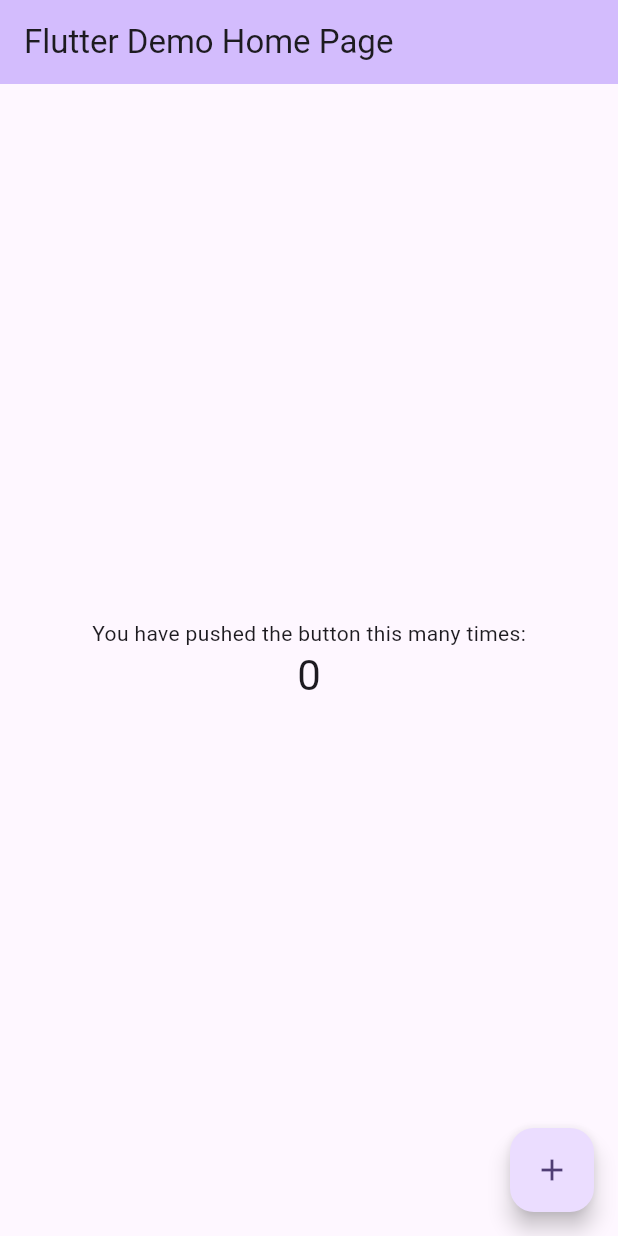
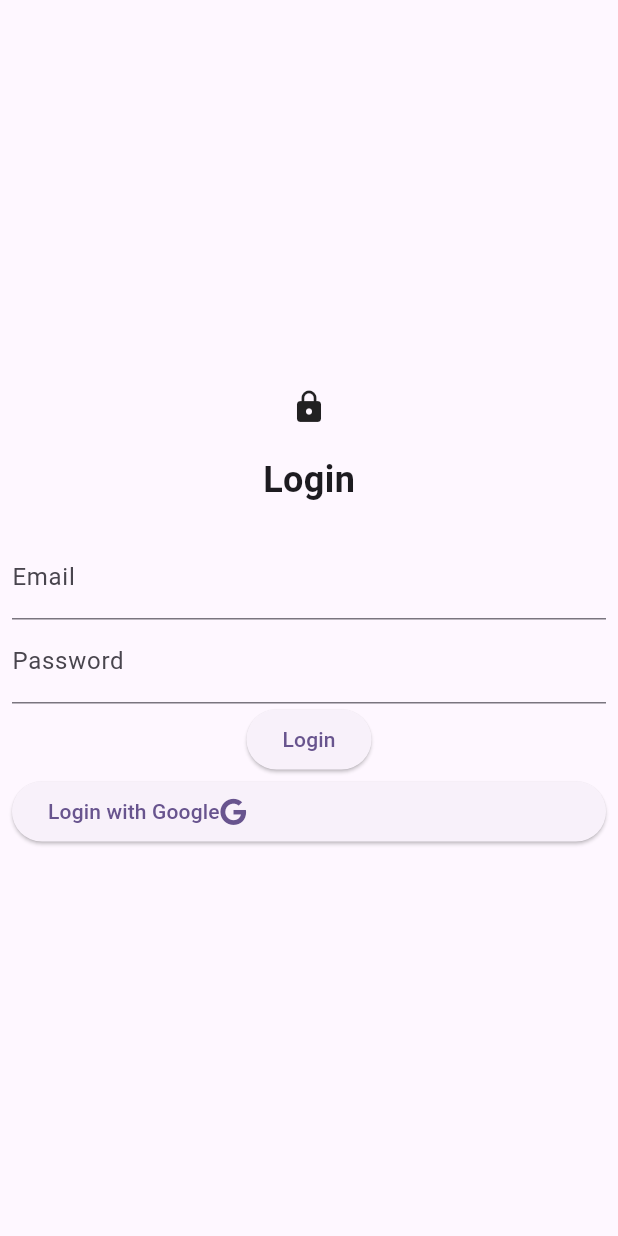
Before and after one commit to gevorgaraqelyan/CapsuleaMobile, a Flutter app: the screen it shows after launch, on a phone screen of 412 x 824 dp. Run offline on Flutter 3.47's test engine with Material 3 defaults, Android fonts, the phone set to English and light mode, and no system bars; our stand-ins replace firebase_auth, firebase_core, font_awesome_flutter, google_sign_in, shared_preferences; missing offline and left inert: google_sign_in_dartio; accounts and stored records are empty.

Commit message:
add google auth

```diff
--- a/lib/main.dart
+++ b/lib/main.dart
@@ -1,6 +1,28 @@
+import 'dart:io';
+
+import 'package:capsulea_mobile/ui/pages/login_page.dart';
+import 'package:firebase_auth/firebase_auth.dart';
+import 'package:firebase_core/firebase_core.dart';
+import 'package:flutter/foundation.dart';
 import 'package:flutter/material.dart';
+import 'package:google_sign_in_dartio/google_sign_in_dartio.dart';
 
-void main() {
+late final FirebaseApp app;
+late final FirebaseAuth auth;
+
+void main() async{
+  WidgetsFlutterBinding.ensureInitialized();
+  app = await Firebase.initializeApp(
+
+  );
+  auth = FirebaseAuth.instanceFor(app: app);
+    if (!kIsWeb && Platform.isWindows) {
+    await GoogleSignInDart.register(
+      clientId:
+          '349280234307-6s3jprvnuuql91qbkklms5rd88di8mvm.apps.googleusercontent.com',
+    );
+  }
+
   runApp(const MyApp());
 }
 
@@ -11,7 +33,8 @@
   @override
   Widget build(BuildContext context) {
     return MaterialApp(
-      title: 'Flutter Demo',
+      debugShowCheckedModeBanner: false,
+      title: 'Capsulea',
       theme: ThemeData(
         // This is the theme of your application.
         //
@@ -30,93 +53,7 @@
         // tested with just a hot reload.
         colorScheme: ColorScheme.fromSeed(seedColor: Colors.deepPurple),
       ),
-      home: const MyHomePage(title: 'Flutter Demo Home Page'),
+      home: LoginPage()// const MyHomePage(title: 'Capsulea Home Page'),
     );
   }
 }
-
-class MyHomePage extends StatefulWidget {
-  const MyHomePage({super.key, required this.title});
-
-  // This widget is the home page of your application. It is stateful, meaning
-  // that it has a State object (defined below) that contains fields that affect
-  // how it looks.
-
-  // This class is the configuration for the state. It holds the values (in this
-  // case the title) provided by the parent (in this case the App widget) and
-  // used by the build method of the State. Fields in a Widget subclass are
-  // always marked "final".
-
-  final String title;
-
-  @override
-  State<MyHomePage> createState() => _MyHomePageState();
-}
-
-class _MyHomePageState extends State<MyHomePage> {
-  int _counter = 0;
-
-  void _incrementCounter() {
-    setState(() {
-      // This call to setState tells the Flutter framework that something has
-      // changed in this State, which causes it to rerun the build method below
-      // so that the display can reflect the updated values. If we changed
-      // _counter without calling setState(), then the build method would not be
-      // called again, and so nothing would appear to happen.
-      _counter++;
-    });
-  }
-
-  @override
-  Widget build(BuildContext context) {
-    // This method is rerun every time setState is called, for instance as done
-    // by the _incrementCounter method above.
-    //
-    // The Flutter framework has been optimized to make rerunning build methods
-    // fast, so that you can just rebuild anything that needs updating rather
-    // than having to individually change instances of widgets.
-    return Scaffold(
-      appBar: AppBar(
-        // TRY THIS: Try changing the color here to a specific color (to
-        // Colors.amber, perhaps?) and trigger a hot reload to see the AppBar
-        // change color while the other colors stay the same.
-        backgroundColor: Theme.of(context).colorScheme.inversePrimary,
-        // Here we take the value from the MyHomePage object that was created by
-        // the App.build method, and use it to set our appbar title.
-        title: Text(widget.title),
-      ),
-      body: Center(
-        // Center is a layout widget. It takes a single child and positions it
-        // in the middle of the parent.
-        child: Column(
-          // Column is also a layout widget. It takes a list of children and
-          // arranges them vertically. By default, it sizes itself to fit its
-          // children horizontally, and tries to be as tall as its parent.
-          //
-          // Column has various properties to control how it sizes itself and
-          // how it positions its children. Here we use mainAxisAlignment to
-          // center the children vertically; the main axis here is the vertical
-          // axis because Columns are vertical (the cross axis would be
-          // horizontal).
-          //
-          // TRY THIS: Invoke "debug painting" (choose the "Toggle Debug Paint"
-          // action in the IDE, or press "p" in the console), to see the
-          // wireframe for each widget.
-          mainAxisAlignment: MainAxisAlignment.center,
-          children: <Widget>[
-            const Text('You have pushed the button this many times:'),
-            Text(
-              '$_counter',
-              style: Theme.of(context).textTheme.headlineMedium,
-            ),
-          ],
-        ),
-      ),
-      floatingActionButton: FloatingActionButton(
-        onPressed: _incrementCounter,
-        tooltip: 'Increment',
-        child: const Icon(Icons.add),
-      ), // This trailing comma makes auto-formatting nicer for build methods.
-    );
-  }
-}
--- /dev/null
+++ b/lib/ui/pages/login_page.dart
@@ -0,0 +1,90 @@
+import 'package:capsulea_mobile/core/services/auth_service.dart';
+import 'package:capsulea_mobile/ui/pages/home_page.dart';
+import 'package:flutter/material.dart';
+import 'package:font_awesome_flutter/font_awesome_flutter.dart';
+
+class LoginPage extends StatefulWidget {
+  const LoginPage({super.key});
+
+  @override
+  State<LoginPage> createState() => _LoginPageState();
+}
+
+
+
+
+class _LoginPageState extends State<LoginPage> {
+final _authService = AuthService();
+
+login() async {
+    var user =await _authService.loginWithGoogle();
+    if (user != null) {
+       setState(() {
+      imageUrl = user.photoURL;
+    });
+      Navigator.pushReplacement(
+        context,
+        MaterialPageRoute(builder: (context) => MyHomePage(title: 'Home',)),
+      );
+
+    }
+    }
+
+
+@override
+  void initState() {
+    super.initState();
+
+  }
+
+  String? imageUrl = '';
+  @override
+  Widget build(BuildContext context) {
+    return Scaffold(
+      body: Padding(
+        padding: const EdgeInsets.all(8.0),
+        child: Column(
+          crossAxisAlignment: CrossAxisAlignment.center,
+          mainAxisAlignment: MainAxisAlignment.center,
+          children: [
+            if(imageUrl != null && imageUrl != '') CircleAvatar(
+              radius: 50,
+              backgroundImage: NetworkImage(imageUrl!),
+            ),
+            Icon(Icons.lock),
+            SizedBox(height: 20),
+            Text(
+              'Login',
+              style: TextStyle(fontSize: 24, fontWeight: FontWeight.bold),
+            ),
+            SizedBox(height: 20),
+            TextField(
+              decoration: InputDecoration(labelText: 'Email'),
+            ),
+            TextField(
+              decoration: InputDecoration(labelText: 'Password'),
+              obscureText: true,
+            ),
+            ElevatedButton(
+              onPressed: () {
+                // Handle login logic
+              },
+              child: Text('Login'),
+            ),
+            ElevatedButton(
+              onPressed: ()async {
+                await login();
+              },
+              child: Row(
+                children: [
+                  Text('Login with Google'),
+                  FaIcon(FontAwesomeIcons.google),
+                ],
+              ),
+            ),
+          ],
+        ),
+      ),
+    );
+  }
+}
```
Also changed, not shown: lib/core/services/auth_service.dart (added, +50 -0 lines), lib/ui/pages/home_page.dart (added, +127 -0 lines), lib/widgets/animated_drawer_widget.dart (added, +188 -0 lines), pubspec.yaml (+8 -3 lines), assets/capsule.png (added), pubspec.lock, 8 other files.
